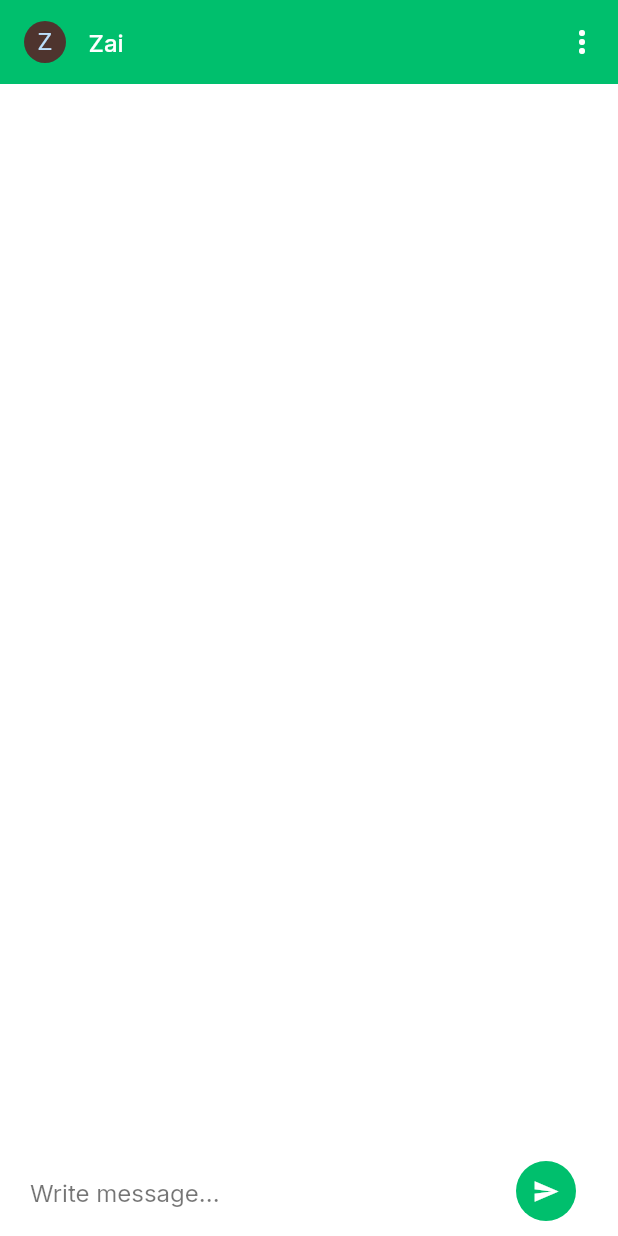
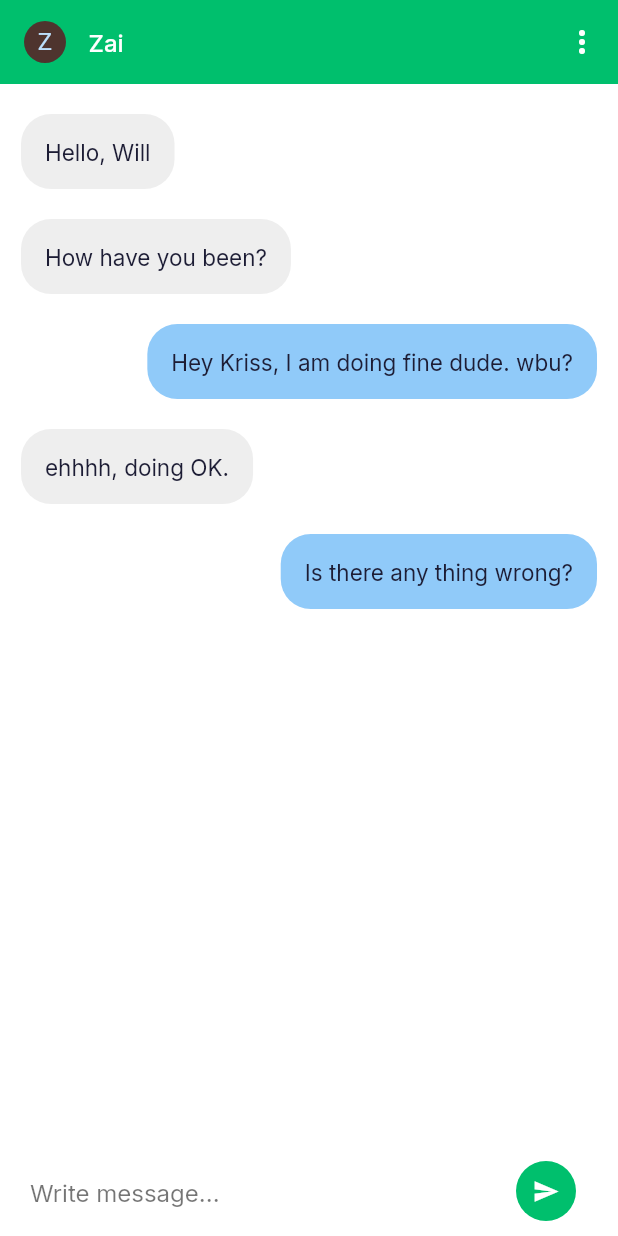
Before and after one commit to ahmedmustahid/flutterMessageApp, a Flutter app: the screen it shows after launch, on a phone screen of 412 x 824 dp. Run offline on Flutter 3.47's test engine with Material 2 defaults, Android fonts, the phone set to English and light mode, and no system bars; our stand-ins replace bubble, fl_chart, flutter_riverpod, get_it, google_fonts, line_icons and 3 more; missing offline and left inert: amplify_api, amplify_auth_cognito, amplify_datastore_plugin_interface, amplify_flutter; accounts and stored records are empty.

Commit message:
listview builder with messages

```diff
--- a/lib/screens/messages/components/body.dart
+++ b/lib/screens/messages/components/body.dart
@@ -6,6 +6,22 @@ import 'package:flutter_riverpod/flutter_riverpod.dart';
 
 //import 'chat_input_field.dart';
 //import 'message.dart';
+class ChatMessage {
+  String messageContent;
+  String messageType;
+  ChatMessage({required this.messageContent, required this.messageType});
+}
+
+List<ChatMessage> messages = [
+  ChatMessage(messageContent: "Hello, Will", messageType: "receiver"),
+  ChatMessage(messageContent: "How have you been?", messageType: "receiver"),
+  ChatMessage(
+      messageContent: "Hey Kriss, I am doing fine dude. wbu?",
+      messageType: "sender"),
+  ChatMessage(messageContent: "ehhhh, doing OK.", messageType: "receiver"),
+  ChatMessage(
+      messageContent: "Is there any thing wrong?", messageType: "sender"),
+];
 
 class Body extends StatelessWidget {
   @override
@@ -13,6 +29,36 @@ class Body extends StatelessWidget {
     return ProviderScope(
       child: Stack(
         children: <Widget>[
+          ListView.builder(
+            itemCount: messages.length,
+            shrinkWrap: true,
+            padding: EdgeInsets.only(top: 10, bottom: 10),
+            physics: NeverScrollableScrollPhysics(),
+            itemBuilder: (context, index) {
+              return Container(
+                padding:
+                    EdgeInsets.only(left: 14, right: 14, top: 10, bottom: 10),
+                child: Align(
+                  alignment: (messages[index].messageType == "receiver"
+                      ? Alignment.topLeft
+                      : Alignment.topRight),
+                  child: Container(
+                    decoration: BoxDecoration(
+                      borderRadius: BorderRadius.circular(20),
+                      color: (messages[index].messageType == "receiver"
+                          ? Colors.grey.shade200
+                          : Colors.blue[200]),
+                    ),
+                    padding: EdgeInsets.all(16),
+                    child: Text(
+                      messages[index].messageContent,
+                      style: TextStyle(fontSize: 15),
+                    ),
+                  ),
+                ),
+              );
+            },
+          ),
           Align(
               alignment: Alignment.bottomLeft,
               child: Container(
```
